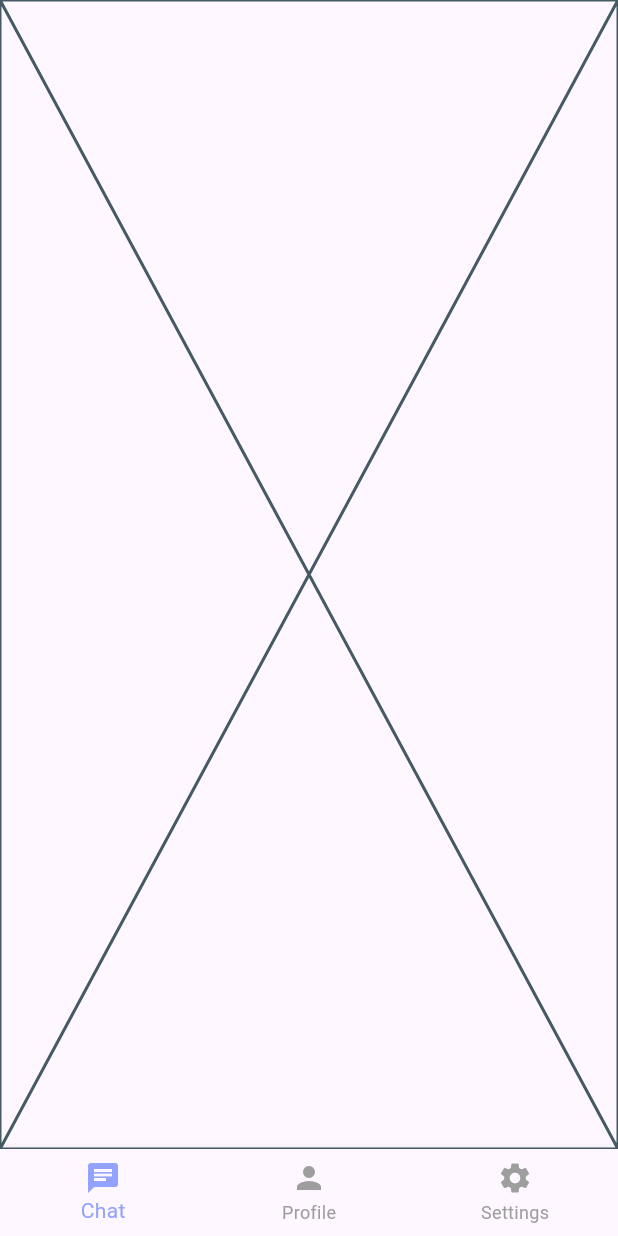
After one commit to KaozhiChen/chatApp, a Flutter app: the HomePage screen opened directly, on a phone screen of 412 x 824 dp. The commit adds this screen. Run offline on Flutter 3.47's test engine with Material 3 defaults, Android fonts, the phone set to English and light mode, and no system bars; our stand-ins replace cloud_firestore, firebase_auth, firebase_core; accounts and stored records are empty.

Commit message:
create home, chat profile, and settings pages

```diff
--- /dev/null
+++ b/lib/pages/chat_page.dart
@@ -0,0 +1,15 @@
+import 'package:flutter/material.dart';
+
+class ChatPage extends StatefulWidget {
+  const ChatPage({super.key});
+
+  @override
+  State<ChatPage> createState() => _ChatPageState();
+}
+
+class _ChatPageState extends State<ChatPage> {
+  @override
+  Widget build(BuildContext context) {
+    return const Placeholder();
+  }
+}
--- /dev/null
+++ b/lib/pages/home_page.dart
@@ -0,0 +1,58 @@
+import 'package:flutter/material.dart';
+import 'chat_page.dart';
+import 'profile_page.dart';
+import 'settings_page.dart';
+import '../theme/colors.dart';
+
+class HomePage extends StatefulWidget {
+  const HomePage({super.key});
+
+  @override
+  State<HomePage> createState() => _HomePageState();
+}
+
+class _HomePageState extends State<HomePage> {
+  int _selectedIndex = 0;
+
+  final List<Widget> _pages = [
+    const ChatPage(),
+    const ProfilePage(),
+    const SettingsPage(),
+  ];
+
+  void _onItemTapped(int index) {
+    setState(() {
+      _selectedIndex = index;
+    });
+  }
+
+  @override
+  Widget build(BuildContext context) {
+    return Scaffold(
+      body: IndexedStack(
+        index: _selectedIndex,
+        children: _pages,
+      ),
+      bottomNavigationBar: BottomNavigationBar(
+        currentIndex: _selectedIndex,
+        onTap: _onItemTapped,
+        items: const [
+          BottomNavigationBarItem(
+            icon: Icon(Icons.chat),
+            label: 'Chat',
+          ),
+          BottomNavigationBarItem(
+            icon: Icon(Icons.person),
+            label: 'Profile',
+          ),
+          BottomNavigationBarItem(
+            icon: Icon(Icons.settings),
+            label: 'Settings',
+          ),
+        ],
+        selectedItemColor: primary,
+        unselectedItemColor: Colors.grey,
+      ),
+    );
+  }
+}
```
Also changed, not shown: lib/pages/login_page.dart (+5 -4 lines), lib/pages/profile_page.dart (added, +15 -0 lines), lib/pages/settings_page.dart (added, +15 -0 lines).
